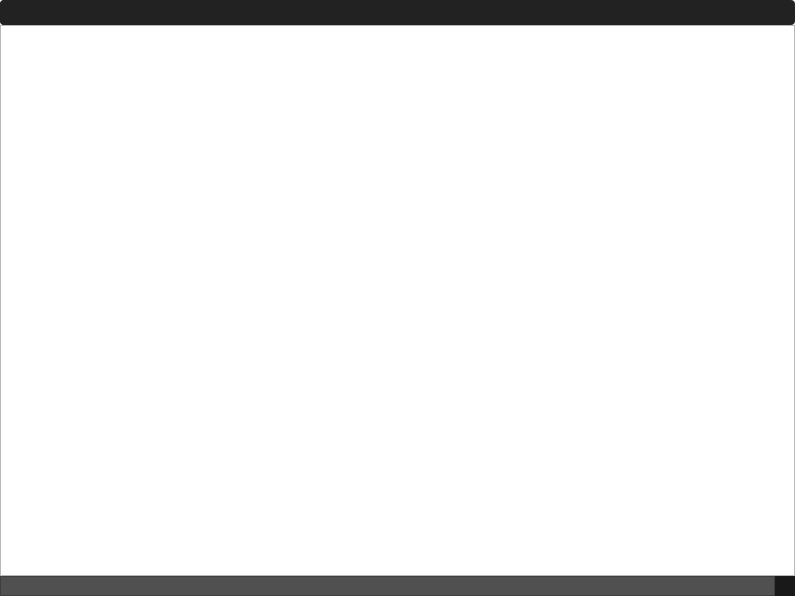
Above: Resources/UI/FLtable.ui from ArhamshareKrushil/ScanRisk before the change. Below: the same form after it.
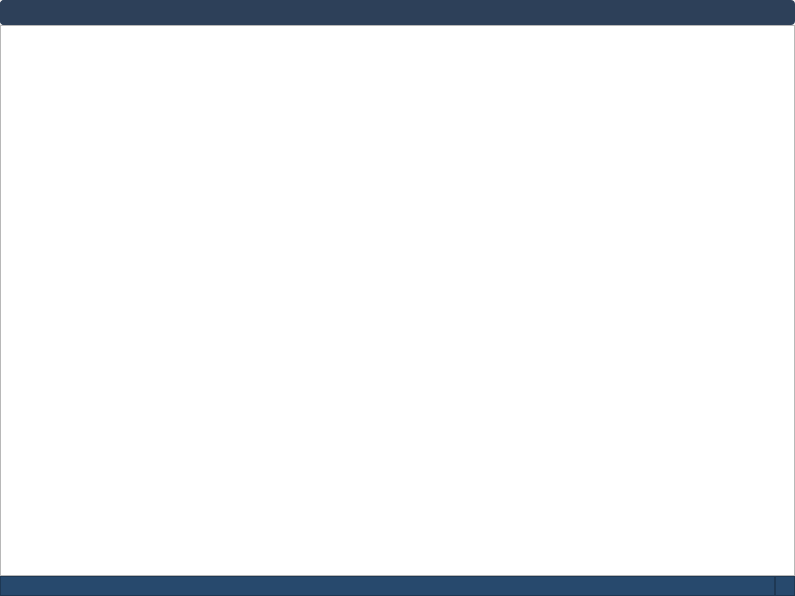
That is the form after the change. Icons and pictures are not drawn.

What changed in the file:
```diff
--- a/Resources/UI/FLtable.ui
+++ b/Resources/UI/FLtable.ui
@@ -30,6 +30,75 @@
     <property name="spacing">
      <number>0</number>
     </property>
+    <item row="2" column="0">
+     <widget class="QFrame" name="frame">
+      <property name="styleSheet">
+       <string notr="true">background-color:#27496D;
+  border-radius: 0
+px;</string>
+      </property>
+      <property name="frameShape">
+       <enum>QFrame::StyledPanel</enum>
+      </property>
+      <property name="frameShadow">
+       <enum>QFrame::Raised</enum>
+      </property>
+     </widget>
+    </item>
+    <item row="2" column="1">
+     <widget class="QFrame" name="frameGrip">
+      <property name="minimumSize">
+       <size>
+        <width>20</width>
+        <height>20</height>
+       </size>
+      </property>
+      <property name="maximumSize">
+       <size>
+        <width>20</width>
+        <height>20</height>
+       </size>
+      </property>
+      <property name="styleSheet">
+       <string notr="true">background-color:#27496D;
+  border-radius: 0
+px;</string>
+      </property>
+      <property name="frameShape">
+       <enum>QFrame::StyledPanel</enum>
+      </property>
+      <property name="frameShadow">
+       <enum>QFrame::Raised</enum>
+      </property>
+     </widget>
+    </item>
+    <item row="1" column="0" colspan="2">
+     <widget class="QTableView" name="tableView">
+      <property name="font">
+       <font>
+        <pointsize>8</pointsize>
+       </font>
+      </property>
+      <property name="styleSheet">
+       <string notr="true"/>
+      </property>
+      <property name="tabKeyNavigation">
+       <bool>false</bool>
+      </property>
+      <property name="selectionBehavior">
+       <enum>QAbstractItemView::SelectRows</enum>
+      </property>
+      <property name="sortingEnabled">
+       <bool>true</bool>
+      </property>
+      <attribute name="verticalHeaderDefaultSectionSize">
+       <number>21</number>
+      </attribute>
+      <attribute name="verticalHeaderMinimumSectionSize">
+       <number>21</number>
+      </attribute>
+     </widget>
+    </item>
     <item row="0" column="0" colspan="2">
      <widget class="QFrame" name="headerFrame">
       <property name="sizePolicy">
@@ -55,8 +124,7 @@
 --------------------------------------------------------------------------- */
 /* (dot) .QFrame  fix #141, #126, #123 */
 .QFrame {
-  background-color: #222222
-;
+  background-color: #2D4059;
 
   border-radius: 4px;
   border: 0px solid transparent;
@@ -87,10 +155,10 @@
 </string>
       </property>
       <property name="frameShape">
-       <enum>QFrame::StyledPanel</enum>
+       <enum>QFrame::Box</enum>
       </property>
       <property name="frameShadow">
-       <enum>QFrame::Raised</enum>
+       <enum>QFrame::Sunken</enum>
       </property>
       <layout class="QGridLayout" name="gridLayout_2">
        <property name="leftMargin">
@@ -108,36 +176,8 @@
        <property name="spacing">
         <number>0</number>
        </property>
-       <item row="0" column="0">
-        <widget class="QFrame" name="frame_2">
-         <property name="sizePolicy">
-          <sizepolicy hsizetype="Expanding" vsizetype="Preferred">
-           <horstretch>0</horstretch>
-           <verstretch>0</verstretch>
-          </sizepolicy>
-         </property>
-         <property name="minimumSize">
-          <size>
-           <width>0</width>
-           <height>25</height>
-          </size>
-         </property>
-         <property name="maximumSize">
-          <size>
-           <width>16777215</width>
-           <height>25</height>
-          </size>
-         </property>
-         <property name="frameShape">
-          <enum>QFrame::StyledPanel</enum>
-         </property>
-         <property name="frameShadow">
-          <enum>QFrame::Raised</enum>
-         </property>
-        </widget>
-       </item>
-       <item row="0" column="1" alignment="Qt::AlignRight|Qt::AlignTop">
-        <widget class="QFrame" name="btnframe">
+       <item row="0" column="2" alignment="Qt::AlignRight|Qt::AlignTop">
+        <widget class="QFrame" name="btnframe_4">
          <property name="sizePolicy">
           <sizepolicy hsizetype="Expanding" vsizetype="Expanding">
            <horstretch>0</horstretch>
@@ -165,7 +205,7 @@
          <property name="frameShadow">
           <enum>QFrame::Raised</enum>
          </property>
-         <layout class="QHBoxLayout" name="horizontalLayout">
+         <layout class="QHBoxLayout" name="horizontalLayout_4">
           <property name="spacing">
            <number>0</number>
           </property>
@@ -181,29 +221,19 @@
           <property name="bottomMargin">
            <number>0</number>
           </property>
-          <item alignment="Qt::AlignTop">
-           <widget class="QPushButton" name="bt_min">
-            <property name="sizePolicy">
-             <sizepolicy hsizetype="Expanding" vsizetype="Expanding">
-              <horstretch>0</horstretch>
-              <verstretch>0</verstretch>
-             </sizepolicy>
-            </property>
+          <item>
+           <widget class="QPushButton" name="bt_min_3">
             <property name="minimumSize">
              <size>
-              <width>35</width>
-              <height>25</height>
-             </size>
-            </property>
-            <property name="maximumSize">
-             <size>
-              <width>35</width>
+              <width>25</width>
               <height>25</height>
              </size>
             </property>
             <property name="styleSheet">
              <string notr="true">QPushButton {
   background-color: transparent;
+border-radius: 10px;
+
   border: 1px solid transparent;
 
 }
@@ -221,35 +251,25 @@
             </property>
             <property name="iconSize">
              <size>
-              <width>15</width>
-              <height>15</height>
+              <width>20</width>
+              <height>20</height>
              </size>
             </property>
            </widget>
           </item>
-          <item alignment="Qt::AlignRight|Qt::AlignTop">
-           <widget class="QPushButton" name="bt_close">
-            <property name="sizePolicy">
-             <sizepolicy hsizetype="Maximum" vsizetype="Maximum">
-              <horstretch>0</horstretch>
-              <verstretch>0</verstretch>
-             </sizepolicy>
-            </property>
+          <item>
+           <widget class="QPushButton" name="bt_close_3">
             <property name="minimumSize">
              <size>
-              <width>35</width>
-              <height>25</height>
-             </size>
-            </property>
-            <property name="maximumSize">
-             <size>
-              <width>35</width>
+              <width>0</width>
               <height>25</height>
              </size>
             </property>
             <property name="styleSheet">
              <string notr="true">QPushButton {
   background-color: transparent;
+border-radius: 10px;
+
   border: 1px solid transparent;
 
 }
@@ -267,8 +287,8 @@
             </property>
             <property name="iconSize">
              <size>
-              <width>15</width>
-              <height>15</height>
+              <width>20</width>
+              <height>20</height>
              </size>
             </property>
            </widget>
@@ -276,74 +296,37 @@
          </layout>
         </widget>
        </item>
+       <item row="0" column="1">
+        <widget class="QFrame" name="frame_5">
+         <property name="sizePolicy">
+          <sizepolicy hsizetype="Expanding" vsizetype="Preferred">
+           <horstretch>0</horstretch>
+           <verstretch>0</verstretch>
+          </sizepolicy>
+         </property>
+         <property name="minimumSize">
+          <size>
+           <width>0</width>
+           <height>25</height>
+          </size>
+         </property>
+         <property name="maximumSize">
+          <size>
+           <width>16777215</width>
+           <height>25</height>
+          </size>
+         </property>
+         <property name="frameShape">
+          <enum>QFrame::StyledPanel</enum>
+         </property>
+         <property name="frameShadow">
+          <enum>QFrame::Raised</enum>
+         </property>
+        </widget>
+       </item>
       </layout>
      </widget>
     </item>
-    <item row="2" column="0">
-     <widget class="QFrame" name="frame">
-      <property name="styleSheet">
-       <string notr="true">background-color: rgb(80, 80, 80);
-  border-radius: 0
-px;</string>
-      </property>
-      <property name="frameShape">
-       <enum>QFrame::StyledPanel</enum>
-      </property>
-      <property name="frameShadow">
-       <enum>QFrame::Raised</enum>
-      </property>
-     </widget>
-    </item>
-    <item row="1" column="0" colspan="2">
-     <widget class="QTableView" name="tableView">
-      <property name="font">
-       <font>
-        <pointsize>8</pointsize>
-       </font>
-      </property>
-      <property name="tabKeyNavigation">
-       <bool>false</bool>
-      </property>
-      <property name="selectionBehavior">
-       <enum>QAbstractItemView::SelectRows</enum>
-      </property>
-      <property name="sortingEnabled">
-       <bool>true</bool>
-      </property>
-      <attribute name="verticalHeaderMinimumSectionSize">
-       <number>21</number>
-      </attribute>
-      <attribute name="verticalHeaderDefaultSectionSize">
-       <number>21</number>
-      </attribute>
-     </widget>
-    </item>
-    <item row="2" column="1">
-     <widget class="QFrame" name="frameGrip">
-      <property name="minimumSize">
-       <size>
-        <width>20</width>
-        <height>20</height>
-       </size>
-      </property>
-      <property name="maximumSize">
-       <size>
-        <width>20</width>
-        <height>20</height>
-       </size>
-      </property>
-      <property name="styleSheet">
-       <string notr="true">background-color: rgb(25,25,25);
-  border-radius: 0px;</string>
-      </property>
-      <property name="frameShape">
-       <enum>QFrame::StyledPanel</enum>
-      </property>
-      <property name="frameShadow">
-       <enum>QFrame::Raised</enum>
-      </property>
-     </widget>
-    </item>
    </layout>
   </widget>
   <action name="actionCSV">
```
Left out of the diff: 19 changed lines with no effect on the pictures.
